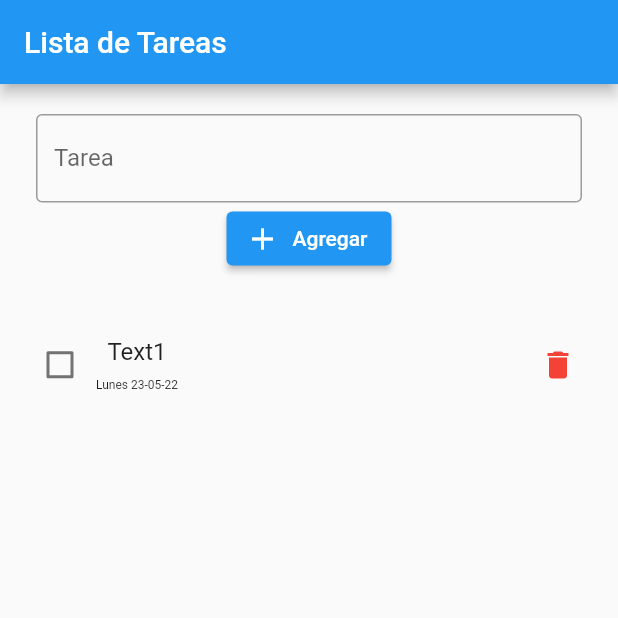
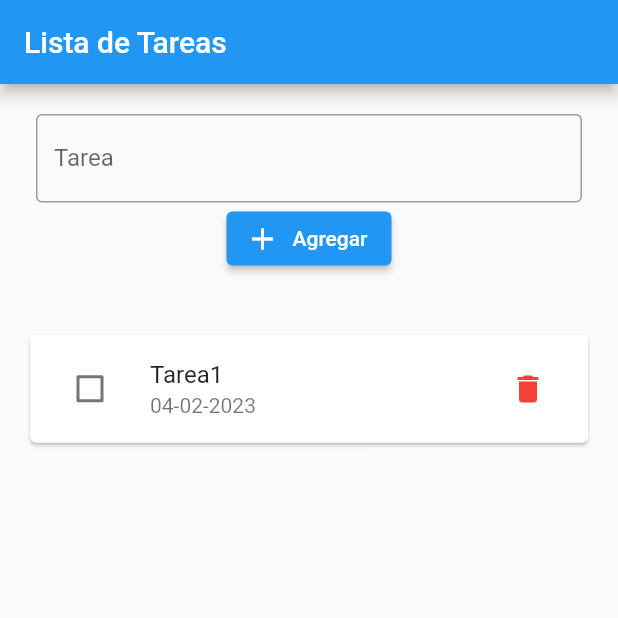
Before and after one commit to jdanielzr/codigo_todo, a Flutter app: the screen it shows after launch, on a phone screen of 412 x 824 dp, the top half of it. Run offline on Flutter 3.47's test engine with Material 2 defaults, Android fonts, the phone set to English and light mode, and no system bars.

Commit message:
feat: se agrego la lista de tareas

```diff
--- a/lib/home_page.dart
+++ b/lib/home_page.dart
@@ -1,3 +1,4 @@
+import 'package:codigo_todo/widgets/task_list.dart';
 import 'package:flutter/material.dart';
 import 'package:codigo_todo/language/to_do_list_texts.dart';
 import 'package:codigo_todo/style.dart';
@@ -9,49 +10,16 @@ class HomePage extends StatelessWidget {
   @override
   Widget build(BuildContext context) {
     return Scaffold(
+      resizeToAvoidBottomInset: false,
       appBar: AppBar(
         title: Text(ToDoListTexts.appBarTitle),
       ),
       body: Padding(
         padding: inputTextPadding,
         child: Column(
-          children: [
-            const Expanded(child: AddTaskForm()),
-            Expanded(
-                flex: 4,
-                child: ListView(
-                  children: [
-                    Row(
-                      mainAxisAlignment: MainAxisAlignment.spaceBetween,
-                      children: [
-                        Row(
-                          children: [
-                            Checkbox(
-                              value: false,
-                              onChanged: (value) {},
-                            ),
-                            Column(
-                              children: const [
-                                Text('Text1', style: TextStyle(fontSize: 16)),
-                                SizedBox(
-                                  height: 8,
-                                ),
-                                Text('Lunes 23-05-22',
-                                    style: TextStyle(fontSize: 8)),
-                              ],
-                            ),
-                          ],
-                        ),
-                        IconButton(
-                            onPressed: () {},
-                            icon: const Icon(
-                              Icons.delete,
-                              color: Colors.red,
-                            ))
-                      ],
-                    )
-                  ],
-                ))
+          children: const [
+            Expanded(child: AddTaskForm()),
+            Expanded(flex: 4, child: TaskList())
           ],
         ),
       ),
--- /dev/null
+++ b/lib/widgets/task_item.dart
@@ -0,0 +1,29 @@
+import 'package:flutter/material.dart';
+import 'package:intl/intl.dart';
+
+class TaskItem extends StatelessWidget {
+  final String title;
+  final DateTime date;
+  const TaskItem({Key? key, required this.title, required this.date})
+      : super(key: key);
+
+  @override
+  Widget build(BuildContext context) {
+    return Card(
+      child: ListTile(
+        leading: Checkbox(
+          onChanged: (value) {},
+          value: false,
+        ),
+        title: Text(title),
+        subtitle: Text(DateFormat('dd-MM-yyyy').format(date)),
+        trailing: IconButton(
+            onPressed: () {},
+            icon: const Icon(
+              Icons.delete,
+              color: Colors.red,
+            )),
+      ),
+    );
+  }
+}
--- /dev/null
+++ b/lib/widgets/task_list.dart
@@ -0,0 +1,14 @@
+import 'package:flutter/material.dart';
+import 'package:codigo_todo/widgets/task_item.dart';
+
+class TaskList extends StatelessWidget {
+  const TaskList({Key? key}) : super(key: key);
+
+  @override
+  Widget build(BuildContext context) {
+    return ListView(
+      shrinkWrap: true,
+      children: [TaskItem(title: 'Tarea1', date: DateTime.now())],
+    );
+  }
+}
--- a/pubspec.yaml
+++ b/pubspec.yaml
@@ -36,7 +36,7 @@ dependencies:
   # The following adds the Cupertino Icons font to your application.
   # Use with the CupertinoIcons class for iOS style icons.
   cupertino_icons: ^1.0.2
-
+  intl: ^0.18.0
 dev_dependencies:
   flutter_test:
     sdk: flutter
```
Also changed, not shown: pubspec.lock.
